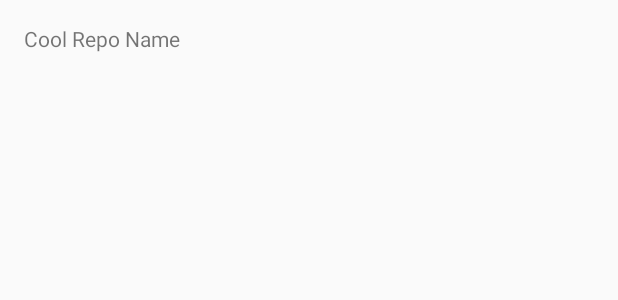
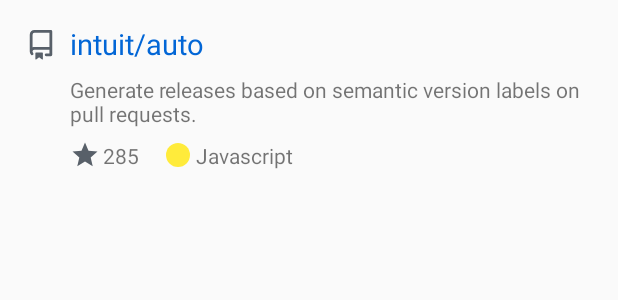
Before and after one commit to jhernandez80/GithubViewer, an Android app: the layout item_repository.xml on its own in the app's theme, with its tools: preview values and no code run, on a phone screen of 412 x 824 dp. Shown: the top 300 px of the screen. Run offline under Robolectric (Android 15) with nearby library versions, the phone set to English and light mode, and no system bars; network calls fail.

Commit message:
Making the recycler items look pretty

```diff
--- a/app/src/main/java/com/livehappyapps/githubviewer/activity/MainActivity.kt
+++ b/app/src/main/java/com/livehappyapps/githubviewer/activity/MainActivity.kt
@@ -3,6 +3,7 @@ package com.livehappyapps.githubviewer.activity
 import android.os.Bundle
 import android.util.Log
 import androidx.appcompat.app.AppCompatActivity
+import androidx.recyclerview.widget.DividerItemDecoration
 import androidx.recyclerview.widget.LinearLayoutManager
 import com.livehappyapps.githubviewer.adapter.RepositoryAdapter
 import com.livehappyapps.githubviewer.databinding.ActivityMainBinding
@@ -25,6 +26,7 @@ class MainActivity : AppCompatActivity() {
         binding.recycler.apply {
             layoutManager = LinearLayoutManager(context)
             adapter = repoAdapter
+            addItemDecoration(DividerItemDecoration(context, DividerItemDecoration.VERTICAL))
         }
 
         val githubHelper = GithubRetrofitHelper()
--- a/app/src/main/java/com/livehappyapps/githubviewer/adapter/RepositoryAdapter.kt
+++ b/app/src/main/java/com/livehappyapps/githubviewer/adapter/RepositoryAdapter.kt
@@ -1,14 +1,19 @@
 package com.livehappyapps.githubviewer.adapter
 
+import android.graphics.Color
+import android.text.Html
 import android.view.LayoutInflater
+import android.view.View
 import android.view.ViewGroup
 import androidx.recyclerview.widget.RecyclerView
 import com.livehappyapps.githubviewer.databinding.ItemRepositoryBinding
 import com.livehappyapps.githubviewer.model.Repository
+import kotlin.random.Random
 
 
 class RepositoryAdapter : RecyclerView.Adapter<RepositoryAdapter.RepositoryViewHolder>() {
 
+    private val colors = mutableMapOf<String, Int>()
     var repositories = emptyList<Repository>()
         set(value) {
             field = value
@@ -27,13 +32,30 @@ class RepositoryAdapter : RecyclerView.Adapter<RepositoryAdapter.RepositoryViewH
         holder.bind(repositories[position])
     }
 
-    class RepositoryViewHolder(
-            private val binding: ItemRepositoryBinding
+    inner class RepositoryViewHolder(
+        private val binding: ItemRepositoryBinding
     ) : RecyclerView.ViewHolder(binding.root) {
 
         fun bind(repository: Repository) {
-            binding.title.text = repository.name
+            val owner = repository.owner?.login
+            val name = repository.name
+            binding.fullName.text = Html.fromHtml("$owner/<b>$name</b>")
 
+            binding.description.text = repository.description
+            binding.stargazerCount.text = repository.stargazersCount.toString()
+
+            if (repository.language != null) {
+                binding.languageIcon.visibility = View.VISIBLE
+                binding.language.visibility = View.VISIBLE
+                binding.language.text = repository.language
+                val langColor = colors.getOrPut(repository.language) {
+                    Color.argb(255, Random.nextInt(256), Random.nextInt(256), Random.nextInt(256))
+                }
+                binding.languageIcon.setColorFilter(langColor)
+            } else {
+                binding.languageIcon.visibility = View.GONE
+                binding.language.visibility = View.GONE
+            }
         }
     }
 }
--- a/app/src/main/java/com/livehappyapps/githubviewer/model/Repository.kt
+++ b/app/src/main/java/com/livehappyapps/githubviewer/model/Repository.kt
@@ -17,7 +17,7 @@ data class Repository(
 	val subscriptionUrl: String? = null,
 
 	@field:SerializedName("language")
-	val language: Any? = null,
+	val language: String? = null,
 
 	@field:SerializedName("branches_url")
 	val branchesUrl: String? = null,
@@ -74,13 +74,13 @@ data class Repository(
 	val license: License? = null,
 
 	@field:SerializedName("full_name")
-	val fullName: String? = null,
+	val fullName: String,
 
 	@field:SerializedName("size")
 	val size: Int? = null,
 
 	@field:SerializedName("template_repository")
-	val templateRepository: Any? = null,
+	val templateRepository: String? = null,
 
 	@field:SerializedName("languages_url")
 	val languagesUrl: String? = null,
--- /dev/null
+++ b/app/src/main/res/drawable/ic_repo.xml
@@ -0,0 +1,11 @@
+<vector
+  xmlns:android="http://schemas.android.com/apk/res/android"
+  android:width="24dp"
+  android:height="24dp"
+  android:viewportWidth="16"
+  android:viewportHeight="16">
+  <path
+    android:fillColor="#FFFFFFFF"
+    android:fillType="evenOdd"
+    android:pathData="M2,2.5A2.5,2.5 0,0 1,4.5 0h8.75a0.75,0.75 0,0 1,0.75 0.75v12.5a0.75,0.75 0,0 1,-0.75 0.75h-2.5a0.75,0.75 0,1 1,0 -1.5h1.75v-2h-8a1,1 0,0 0,-0.714 1.7,0.75 0.75,0 0,1 -1.072,1.05A2.495,2.495 0,0 1,2 11.5v-9zM12.5,1.5L12.5,9h-8c-0.356,0 -0.694,0.074 -1,0.208L3.5,2.5a1,1 0,0 1,1 -1h8zM5,12.25v3.25a0.25,0.25 0,0 0,0.4 0.2l1.45,-1.087a0.25,0.25 0,0 1,0.3 0L8.6,15.7a0.25,0.25 0,0 0,0.4 -0.2v-3.25a0.25,0.25 0,0 0,-0.25 -0.25h-3.5a0.25,0.25 0,0 0,-0.25 0.25z" />
+</vector>
--- /dev/null
+++ b/app/src/main/res/drawable/ic_round.xml
@@ -0,0 +1,8 @@
+<?xml version="1.0" encoding="utf-8"?>
+<shape
+  xmlns:android="http://schemas.android.com/apk/res/android"
+  android:shape="oval">
+
+  <solid
+    android:color="#FFFFFF"/>
+</shape>
--- /dev/null
+++ b/app/src/main/res/drawable/ic_stargazer.xml
@@ -0,0 +1,5 @@
+<vector android:height="24dp" android:tint="#FFFFFF"
+    android:viewportHeight="24" android:viewportWidth="24"
+    android:width="24dp" xmlns:android="http://schemas.android.com/apk/res/android">
+    <path android:fillColor="@android:color/white" android:pathData="M12,17.27L18.18,21l-1.64,-7.03L22,9.24l-7.19,-0.61L12,2 9.19,8.63 2,9.24l5.46,4.73L5.82,21z"/>
+</vector>
--- a/app/src/main/res/layout/item_repository.xml
+++ b/app/src/main/res/layout/item_repository.xml
@@ -1,18 +1,101 @@
 <?xml version="1.0" encoding="utf-8"?>
-<LinearLayout
-  xmlns:android="http://schemas.android.com/apk/res/android"
+<androidx.constraintlayout.widget.ConstraintLayout xmlns:android="http://schemas.android.com/apk/res/android"
+  xmlns:app="http://schemas.android.com/apk/res-auto"
   xmlns:tools="http://schemas.android.com/tools"
   android:layout_width="match_parent"
   android:layout_height="wrap_content"
   android:clickable="true"
   android:focusable="true"
-  android:foreground="?attr/selectableItemBackground">
+  android:foreground="?attr/selectableItemBackground"
+  android:paddingVertical="16dp"
+  android:paddingStart="8dp"
+  android:paddingEnd="16dp" >
+
+  <ImageView
+    android:id="@+id/icon"
+    android:layout_width="20dp"
+    android:layout_height="20dp"
+    android:src="@drawable/ic_repo"
+    android:layout_marginTop="2dp"
+    app:layout_constraintBottom_toBottomOf="@id/full_name"
+    app:layout_constraintEnd_toStartOf="@id/guideline"
+    app:layout_constraintStart_toStartOf="parent"
+    app:layout_constraintTop_toTopOf="@id/full_name"
+    app:tint="@color/icons" />
 
   <TextView
-    android:id="@+id/title"
-    android:layout_width="match_parent"
+    android:id="@+id/full_name"
+    android:layout_width="0dp"
     android:layout_height="wrap_content"
-    android:padding="16dp"
-    tools:text="Cool Repo Name" />
+    android:ellipsize="end"
+    android:maxLines="2"
+    android:textSize="19sp"
+    android:textColor="@color/hyper_link"
+    app:layout_constraintEnd_toEndOf="parent"
+    app:layout_constraintStart_toEndOf="@id/guideline"
+    app:layout_constraintTop_toTopOf="parent"
+    tools:text="intuit/auto" />
 
-</LinearLayout>
+  <TextView
+    android:id="@+id/description"
+    android:layout_width="0dp"
+    android:layout_height="wrap_content"
+    android:layout_marginTop="8dp"
+    app:layout_constraintEnd_toEndOf="parent"
+    app:layout_constraintStart_toEndOf="@id/guideline"
+    app:layout_constraintTop_toBottomOf="@id/full_name"
+    tools:text="Generate releases based on semantic version labels on pull requests." />
+
+  <ImageView
+    android:id="@+id/stargazer_icon"
+    android:layout_width="20dp"
+    android:layout_height="20dp"
+    android:layout_marginTop="8dp"
+    android:src="@drawable/ic_stargazer"
+    app:layout_constraintStart_toEndOf="@id/guideline"
+    app:layout_constraintTop_toBottomOf="@id/description"
+    app:tint="@color/icons" />
+
+  <TextView
+    android:id="@+id/stargazer_count"
+    android:layout_width="wrap_content"
+    android:layout_height="wrap_content"
+    android:layout_marginStart="2dp"
+    android:maxLines="1"
+    app:layout_constraintBottom_toBottomOf="@id/stargazer_icon"
+    app:layout_constraintStart_toEndOf="@id/stargazer_icon"
+    app:layout_constraintTop_toTopOf="@id/stargazer_icon"
+    tools:text="285" />
+
+  <ImageView
+    android:id="@+id/language_icon"
+    android:layout_width="20dp"
+    android:layout_height="20dp"
+    android:layout_marginStart="16dp"
+    android:padding="2dp"
+    android:src="@drawable/ic_round"
+    app:layout_constraintBottom_toBottomOf="@id/stargazer_icon"
+    app:layout_constraintStart_toEndOf="@id/stargazer_count"
+    app:layout_constraintTop_toTopOf="@id/stargazer_icon"
+    app:tint="@color/accent" />
+
+  <TextView
+    android:id="@+id/language"
+    android:layout_width="wrap_content"
+    android:layout_height="wrap_content"
+    android:layout_marginStart="2dp"
+    android:maxLines="1"
+    android:src="@drawable/ic_round"
+    app:layout_constraintBottom_toBottomOf="@id/stargazer_icon"
+    app:layout_constraintStart_toEndOf="@id/language_icon"
+    app:layout_constraintTop_toTopOf="@id/stargazer_icon"
+    tools:text="Javascript" />
+
+  <androidx.constraintlayout.widget.Guideline
+    android:id="@+id/guideline"
+    android:layout_width="wrap_content"
+    android:layout_height="wrap_content"
+    android:orientation="vertical"
+    app:layout_constraintGuide_percent="0.10" />
+
+</androidx.constraintlayout.widget.ConstraintLayout>
--- a/app/src/main/res/values/colors.xml
+++ b/app/src/main/res/values/colors.xml
@@ -1,11 +1,11 @@
 <?xml version="1.0" encoding="utf-8"?>
 <resources>
-  <color name="primary">#03A9F4</color>
-  <color name="primary_dark">#0288D1</color>
-  <color name="primary_light">#B3E5FC</color>
+  <color name="primary">#222222</color>
+  <color name="primary_dark">#1C1C1C</color>
   <color name="accent">#FFEB3B</color>
   <color name="primary_text">#212121</color>
   <color name="secondary_text">#757575</color>
-  <color name="icons">#FFFFFF</color>
+  <color name="icons">#586069</color>
   <color name="divider">#BDBDBD</color>
+  <color name="hyper_link">#0266D6</color>
 </resources>
```
